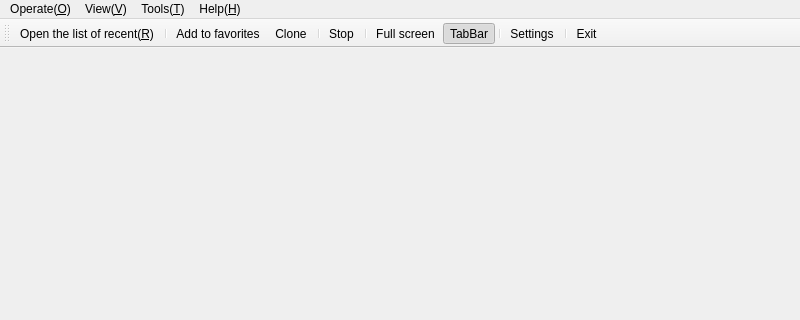
Before: the Qt Designer form App/Client/mainwindow.ui in KangLin/RabbitRemoteControl, drawn with Qt 5; both pictures show x 0 to 800 and y 0 to 320 of the 800 by 600 pixel window.
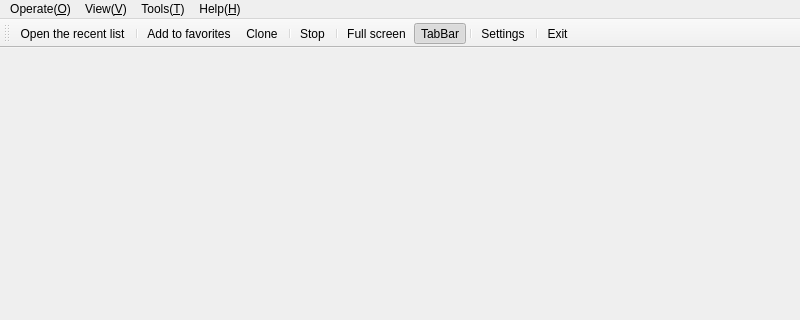
After: the same form once the commit is applied. Icons and pictures are not drawn.

What changed in the file:
```diff
--- a/App/Client/mainwindow.ui
+++ b/App/Client/mainwindow.ui
@@ -386,10 +386,10 @@
     <iconset theme="folder-open"/>
    </property>
    <property name="text">
-    <string>Open the list of recent(&amp;R)</string>
+    <string>Open the recent list(&amp;R)</string>
    </property>
    <property name="iconText">
-    <string>Open the list of recent(&amp;R)</string>
+    <string>Open the recent list</string>
    </property>
    <property name="toolTip">
     <string>Open the list of recent(&amp;R)</string>
```
Left out of the diff: 6 changed lines with no effect on the pictures.
